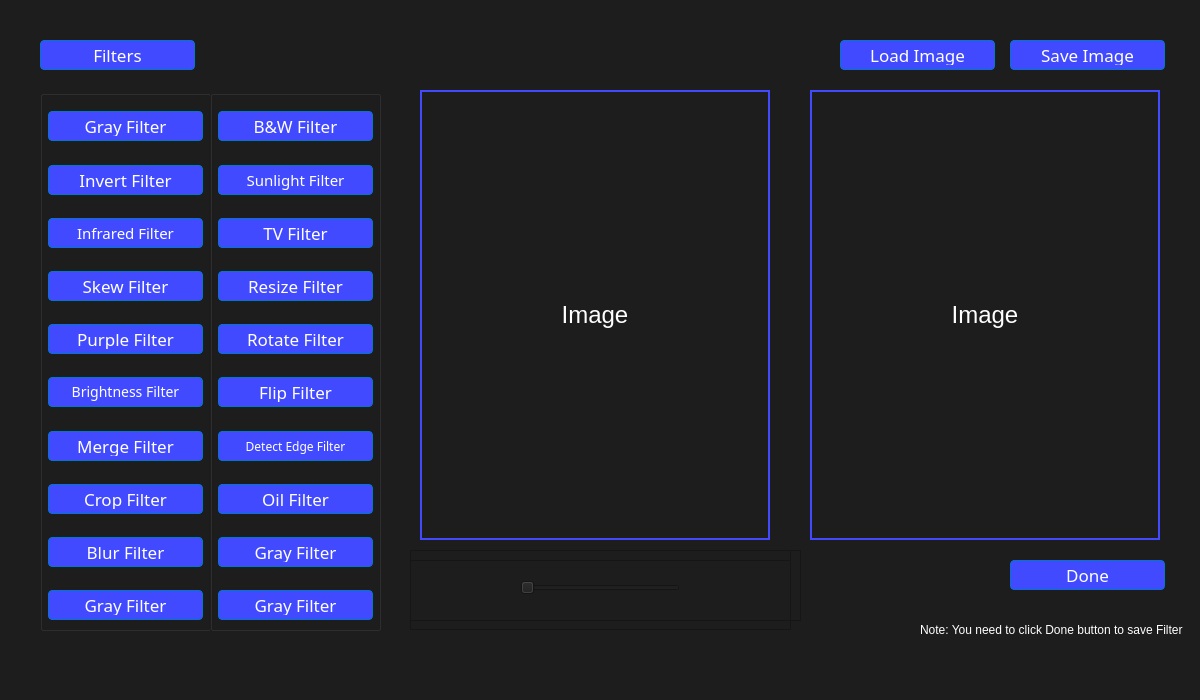
First picture: the form in mainwindow.ui, repository seifamr556/BabyPhotoshop, before the edit.
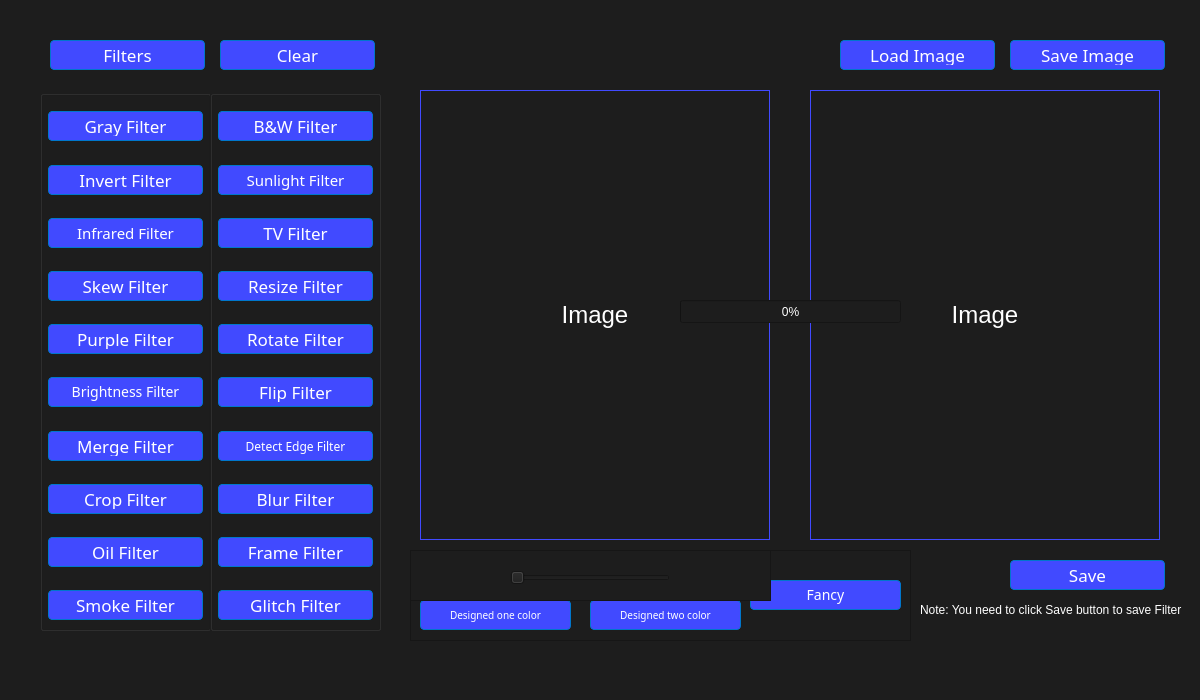
Second picture: the form after the edit. Icons and pictures are not drawn.

```diff
--- a/mainwindow.ui
+++ b/mainwindow.ui
@@ -462,7 +462,7 @@
       </widget>
      </item>
      <item>
-      <widget class="QPushButton" name="blursButton">
+      <widget class="QPushButton" name="oilButton">
        <property name="minimumSize">
         <size>
          <width>62</width>
@@ -506,12 +506,12 @@
 </string>
        </property>
        <property name="text">
-        <string>Blur Filter</string>
+        <string>Oil Filter</string>
        </property>
       </widget>
      </item>
      <item>
-      <widget class="QPushButton" name="pushButton_3">
+      <widget class="QPushButton" name="smokeButton">
        <property name="minimumSize">
         <size>
          <width>62</width>
@@ -555,7 +555,7 @@
 </string>
        </property>
        <property name="text">
-        <string>Gray Filter</string>
+        <string>Smoke Filter</string>
        </property>
       </widget>
      </item>
@@ -947,7 +947,7 @@
       </widget>
      </item>
      <item>
-      <widget class="QPushButton" name="oilButton">
+      <widget class="QPushButton" name="blurBtn">
        <property name="minimumSize">
         <size>
          <width>62</width>
@@ -991,12 +991,12 @@
 </string>
        </property>
        <property name="text">
-        <string>Oil Filter</string>
+        <string>Blur Filter</string>
        </property>
       </widget>
      </item>
      <item>
-      <widget class="QPushButton" name="pushButton_28">
+      <widget class="QPushButton" name="frameButton">
        <property name="minimumSize">
         <size>
          <width>62</width>
@@ -1040,12 +1040,12 @@
 </string>
        </property>
        <property name="text">
-        <string>Gray Filter</string>
+        <string>Frame Filter</string>
        </property>
       </widget>
      </item>
      <item>
-      <widget class="QPushButton" name="pushButton_29">
+      <widget class="QPushButton" name="glitchButton">
        <property name="minimumSize">
         <size>
          <width>62</width>
@@ -1089,7 +1089,7 @@
 </string>
        </property>
        <property name="text">
-        <string>Gray Filter</string>
+        <string>Glitch Filter</string>
        </property>
       </widget>
      </item>
@@ -1112,7 +1112,7 @@
     <property name="styleSheet">
      <string notr="true">border-style: solid;
 color: rgb(255, 255, 255);
-  border-width: 2px;
+  border-width: 0.5px;
   border-color: rgb(65, 74, 255);
 </string>
     </property>
@@ -1140,7 +1140,7 @@
     <property name="styleSheet">
      <string notr="true">border-style: solid;
 color: rgb(255, 255, 255);
-  border-width: 2px;
+  border-width: 0.5px;
   border-color: rgb(65, 74, 255);
 </string>
     </property>
@@ -1154,7 +1154,7 @@
    <widget class="QPushButton" name="FiltersButton">
     <property name="geometry">
      <rect>
-      <x>40</x>
+      <x>50</x>
       <y>40</y>
       <width>155</width>
       <height>30</height>
@@ -1368,7 +1368,7 @@
 </string>
     </property>
     <property name="text">
-     <string>Done</string>
+     <string>Save</string>
     </property>
    </widget>
    <widget class="QFrame" name="skewFrame">
@@ -1517,7 +1517,7 @@
     <property name="geometry">
      <rect>
       <x>920</x>
-      <y>620</y>
+      <y>600</y>
       <width>271</width>
       <height>20</height>
      </rect>
@@ -1526,7 +1526,7 @@
      <string notr="true">color: rgb(255, 255, 255);</string>
     </property>
     <property name="text">
-     <string>Note: You need to click Done button to save Filter</string>
+     <string>Note: You need to click Save button to save Filter</string>
     </property>
    </widget>
    <widget class="QFrame" name="ResizeFrame">
@@ -2293,6 +2293,550 @@
      </property>
     </widget>
    </widget>
+   <widget class="QProgressBar" name="progressBar">
+    <property name="geometry">
+     <rect>
+      <x>680</x>
+      <y>300</y>
+      <width>221</width>
+      <height>23</height>
+     </rect>
+    </property>
+    <property name="styleSheet">
+     <string notr="true">color: rgb(255, 255, 255);</string>
+    </property>
+    <property name="value">
+     <number>0</number>
+    </property>
+   </widget>
+   <widget class="QFrame" name="oilFrame">
+    <property name="geometry">
+     <rect>
+      <x>410</x>
+      <y>550</y>
+      <width>381</width>
+      <height>80</height>
+     </rect>
+    </property>
+    <property name="styleSheet">
+     <string notr="true">color: rgb(255, 255, 255);</string>
+    </property>
+    <property name="frameShape">
+     <enum>QFrame::StyledPanel</enum>
+    </property>
+    <property name="frameShadow">
+     <enum>QFrame::Raised</enum>
+    </property>
+    <widget class="QSlider" name="radiusOilSlider">
+     <property name="geometry">
+      <rect>
+       <x>100</x>
+       <y>10</y>
+       <width>160</width>
+       <height>16</height>
+      </rect>
+     </property>
+     <property name="maximum">
+      <number>5</number>
+     </property>
+     <property name="pageStep">
+      <number>1</number>
+     </property>
+     <property name="value">
+      <number>0</number>
+     </property>
+     <property name="orientation">
+      <enum>Qt::Horizontal</enum>
+     </property>
+    </widget>
+    <widget class="QSlider" name="intensitySlider">
+     <property name="geometry">
+      <rect>
+       <x>100</x>
+       <y>40</y>
+       <width>160</width>
+       <height>16</height>
+      </rect>
+     </property>
+     <property name="maximum">
+      <number>5</number>
+     </property>
+     <property name="singleStep">
+      <number>1</number>
+     </property>
+     <property name="pageStep">
+      <number>1</number>
+     </property>
+     <property name="value">
+      <number>0</number>
+     </property>
+     <property name="orientation">
+      <enum>Qt::Horizontal</enum>
+     </property>
+    </widget>
+    <widget class="QLabel" name="label_9">
+     <property name="geometry">
+      <rect>
+       <x>10</x>
+       <y>10</y>
+       <width>49</width>
+       <height>16</height>
+      </rect>
+     </property>
+     <property name="text">
+      <string>Radius: </string>
+     </property>
+    </widget>
+    <widget class="QLabel" name="label_10">
+     <property name="geometry">
+      <rect>
+       <x>10</x>
+       <y>40</y>
+       <width>91</width>
+       <height>16</height>
+      </rect>
+     </property>
+     <property name="text">
+      <string>intensity Levels:</string>
+     </property>
+    </widget>
+    <widget class="QPushButton" name="applyOilBtn">
+     <property name="geometry">
+      <rect>
+       <x>280</x>
+       <y>20</y>
+       <width>91</width>
+       <height>30</height>
+      </rect>
+     </property>
+     <property name="minimumSize">
+      <size>
+       <width>62</width>
+       <height>30</height>
+      </size>
+     </property>
+     <property name="font">
+      <font>
+       <family>Arial Black</family>
+       <pointsize>-1</pointsize>
+       <italic>false</italic>
+       <bold>false</bold>
+      </font>
+     </property>
+     <property name="cursor">
+      <cursorShape>PointingHandCursor</cursorShape>
+     </property>
+     <property name="styleSheet">
+      <string notr="true">
+  border: 1px solid #0077CC;
+  border-radius: 4px;
+background-color: rgb(65, 74, 255);
+  box-sizing: border-box;
+  color: #FFFFFF;
+  cursor: pointer;
+  direction: ltr;
+  display: block;
+  font-size: 14px;
+  font-weight: 400;
+  letter-spacing: -.022em;
+  line-height: 1.47059;
+  min-width: 30px;
+  overflow: visible;
+  padding: 4px 15px;
+  text-align: center;
+  vertical-align: baseline;
+  user-select: none;
+  -webkit-user-select: none;
+  touch-action: manipulation;
+  white-space: nowrap;
+</string>
+     </property>
+     <property name="text">
+      <string>Apply</string>
+     </property>
+    </widget>
+   </widget>
+   <widget class="QFrame" name="FrameFrame">
+    <property name="geometry">
+     <rect>
+      <x>410</x>
+      <y>550</y>
+      <width>501</width>
+      <height>91</height>
+     </rect>
+    </property>
+    <property name="frameShape">
+     <enum>QFrame::StyledPanel</enum>
+    </property>
+    <property name="frameShadow">
+     <enum>QFrame::Raised</enum>
+    </property>
+    <widget class="QPushButton" name="simpleOneFrameBtn">
+     <property name="geometry">
+      <rect>
+       <x>10</x>
+       <y>10</y>
+       <width>151</width>
+       <height>30</height>
+      </rect>
+     </property>
+     <property name="minimumSize">
+      <size>
+       <width>62</width>
+       <height>30</height>
+      </size>
+     </property>
+     <property name="font">
+      <font>
+       <family>Arial Black</family>
+       <pointsize>-1</pointsize>
+       <italic>false</italic>
+       <bold>false</bold>
+      </font>
+     </property>
+     <property name="cursor">
+      <cursorShape>PointingHandCursor</cursorShape>
+     </property>
+     <property name="styleSheet">
+      <string notr="true">
+  border: 1px solid #0077CC;
+  border-radius: 4px;
+background-color: rgb(65, 74, 255);
+  box-sizing: border-box;
+  color: #FFFFFF;
+  cursor: pointer;
+  direction: ltr;
+  display: block;
+  font-size: 12px;
+  font-weight: 400;
+  letter-spacing: -.022em;
+  line-height: 1.47059;
+  min-width: 30px;
+  overflow: visible;
+  padding: 4px 15px;
+  text-align: center;
+  vertical-align: baseline;
+  user-select: none;
+  -webkit-user-select: none;
+  touch-action: manipulation;
+  white-space: nowrap;
+</string>
+     </property>
+     <property name="text">
+      <string>Simple one color</string>
+     </property>
+    </widget>
+    <widget class="QPushButton" name="simpleTwoFrameBtn">
+     <property name="geometry">
+      <rect>
+       <x>180</x>
+       <y>10</y>
+       <width>151</width>
+       <height>30</height>
+      </rect>
+     </property>
+     <property name="minimumSize">
+      <size>
+       <width>62</width>
+       <height>30</height>
+      </size>
+     </property>
+     <property name="font">
+      <font>
+       <family>Arial Black</family>
+       <pointsize>-1</pointsize>
+       <italic>false</italic>
+       <bold>false</bold>
+      </font>
+     </property>
+     <property name="cursor">
+      <cursorShape>PointingHandCursor</cursorShape>
+     </property>
+     <property name="styleSheet">
+      <string notr="true">
+  border: 1px solid #0077CC;
+  border-radius: 4px;
+background-color: rgb(65, 74, 255);
+  box-sizing: border-box;
+  color: #FFFFFF;
+  cursor: pointer;
+  direction: ltr;
+  display: block;
+  font-size: 12px;
+  font-weight: 400;
+  letter-spacing: -.022em;
+  line-height: 1.47059;
+  min-width: 30px;
+  overflow: visible;
+  padding: 4px 15px;
+  text-align: center;
+  vertical-align: baseline;
+  user-select: none;
+  -webkit-user-select: none;
+  touch-action: manipulation;
+  white-space: nowrap;
+</string>
+     </property>
+     <property name="text">
+      <string>Simple two color</string>
+     </property>
+    </widget>
+    <widget class="QPushButton" name="designOneFrameBtn">
+     <property name="geometry">
+      <rect>
+       <x>10</x>
+       <y>50</y>
+       <width>151</width>
+       <height>30</height>
+      </rect>
+     </property>
+     <property name="minimumSize">
+      <size>
+       <width>62</width>
+       <height>30</height>
+      </size>
+     </property>
+     <property name="font">
+      <font>
+       <family>Arial Black</family>
+       <pointsize>-1</pointsize>
+       <italic>false</italic>
+       <bold>false</bold>
+      </font>
+     </property>
+     <property name="cursor">
+      <cursorShape>PointingHandCursor</cursorShape>
+     </property>
+     <property name="styleSheet">
+      <string notr="true">
+  border: 1px solid #0077CC;
+  border-radius: 4px;
+background-color: rgb(65, 74, 255);
+  box-sizing: border-box;
+  color: #FFFFFF;
+  cursor: pointer;
+  direction: ltr;
+  display: block;
+  font-size: 10px;
+  font-weight: 400;
+  letter-spacing: -.022em;
+  line-height: 1.47059;
+  min-width: 30px;
+  overflow: visible;
+  padding: 4px 15px;
+  text-align: center;
+  vertical-align: baseline;
+  user-select: none;
+  -webkit-user-select: none;
+  touch-action: manipulation;
+  white-space: nowrap;
+</string>
+     </property>
+     <property name="text">
+      <string>Designed one color</string>
+     </property>
+    </widget>
+    <widget class="QPushButton" name="designTwoFrameBtn">
+     <property name="geometry">
+      <rect>
+       <x>180</x>
+       <y>50</y>
+       <width>151</width>
+       <height>30</height>
+      </rect>
+     </property>
+     <property name="minimumSize">
+      <size>
+       <width>62</width>
+       <height>30</height>
+      </size>
+     </property>
+     <property name="font">
+      <font>
+       <family>Arial Black</family>
+       <pointsize>-1</pointsize>
+       <italic>false</italic>
+       <bold>false</bold>
+      </font>
+     </property>
+     <property name="cursor">
+      <cursorShape>PointingHandCursor</cursorShape>
+     </property>
+     <property name="styleSheet">
+      <string notr="true">
+  border: 1px solid #0077CC;
+  border-radius: 4px;
+background-color: rgb(65, 74, 255);
+  box-sizing: border-box;
+  color: #FFFFFF;
+  cursor: pointer;
+  direction: ltr;
+  display: block;
+  font-size: 10px;
+  font-weight: 400;
+  letter-spacing: -.022em;
+  line-height: 1.47059;
+  min-width: 30px;
+  overflow: visible;
+  padding: 4px 15px;
+  text-align: center;
+  vertical-align: baseline;
+  user-select: none;
+  -webkit-user-select: none;
+  touch-action: manipulation;
+  white-space: nowrap;
+</string>
+     </property>
+     <property name="text">
+      <string>Designed two color</string>
+     </property>
+    </widget>
+    <widget class="QPushButton" name="fancyFrameBtn">
+     <property name="geometry">
+      <rect>
+       <x>340</x>
+       <y>30</y>
+       <width>151</width>
+       <height>30</height>
+      </rect>
+     </property>
+     <property name="minimumSize">
+      <size>
+       <width>62</width>
+       <height>30</height>
+      </size>
+     </property>
+     <property name="font">
+      <font>
+       <family>Arial Black</family>
+       <pointsize>-1</pointsize>
+       <italic>false</italic>
+       <bold>false</bold>
+      </font>
+     </property>
+     <property name="cursor">
+      <cursorShape>PointingHandCursor</cursorShape>
+     </property>
+     <property name="styleSheet">
+      <string notr="true">
+  border: 1px solid #0077CC;
+  border-radius: 4px;
+background-color: rgb(65, 74, 255);
+  box-sizing: border-box;
+  color: #FFFFFF;
+  cursor: pointer;
+  direction: ltr;
+  display: block;
+  font-size: 14px;
+  font-weight: 400;
+  letter-spacing: -.022em;
+  line-height: 1.47059;
+  min-width: 30px;
+  overflow: visible;
+  padding: 4px 15px;
+  text-align: center;
+  vertical-align: baseline;
+  user-select: none;
+  -webkit-user-select: none;
+  touch-action: manipulation;
+  white-space: nowrap;
+</string>
+     </property>
+     <property name="text">
+      <string>Fancy</string>
+     </property>
+    </widget>
+   </widget>
+   <widget class="QPushButton" name="clearButton">
+    <property name="geometry">
+     <rect>
+      <x>220</x>
+      <y>40</y>
+      <width>155</width>
+      <height>30</height>
+     </rect>
+    </property>
+    <property name="minimumSize">
+     <size>
+      <width>62</width>
+      <height>30</height>
+     </size>
+    </property>
+    <property name="font">
+     <font>
+      <family>Arial Black</family>
+      <pointsize>-1</pointsize>
+      <italic>false</italic>
+      <bold>false</bold>
+     </font>
+    </property>
+    <property name="cursor">
+     <cursorShape>PointingHandCursor</cursorShape>
+    </property>
+    <property name="styleSheet">
+     <string notr="true">
+  border: 1px solid #0077CC;
+  border-radius: 4px;
+background-color: rgb(65, 74, 255);
+  box-sizing: border-box;
+  color: #FFFFFF;
+  cursor: pointer;
+  direction: ltr;
+  display: block;
+  font-size: 17px;
+  font-weight: 400;
+  letter-spacing: -.022em;
+  line-height: 1.47059;
+  min-width: 30px;
+  overflow: visible;
+  padding: 4px 15px;
+  text-align: center;
+  vertical-align: baseline;
+  user-select: none;
+  -webkit-user-select: none;
+  touch-action: manipulation;
+  white-space: nowrap;
+</string>
+    </property>
+    <property name="text">
+     <string>Clear</string>
+    </property>
+   </widget>
+   <widget class="QFrame" name="smokeFrame">
+    <property name="geometry">
+     <rect>
+      <x>410</x>
+      <y>550</y>
+      <width>361</width>
+      <height>51</height>
+     </rect>
+    </property>
+    <property name="frameShape">
+     <enum>QFrame::StyledPanel</enum>
+    </property>
+    <property name="frameShadow">
+     <enum>QFrame::Raised</enum>
+    </property>
+    <widget class="QSlider" name="smokeSlider">
+     <property name="geometry">
+      <rect>
+       <x>100</x>
+       <y>20</y>
+       <width>160</width>
+       <height>16</height>
+      </rect>
+     </property>
+     <property name="maximum">
+      <number>10</number>
+     </property>
+     <property name="pageStep">
+      <number>1</number>
+     </property>
+     <property name="orientation">
+      <enum>Qt::Horizontal</enum>
+     </property>
+    </widget>
+   </widget>
    <zorder>cropFrame</zorder>
    <zorder>FiltersGroup_2</zorder>
    <zorder>FiltersGroup_1</zorder>
@@ -2310,6 +2854,11 @@
    <zorder>flipFrame</zorder>
    <zorder>mergeFrame</zorder>
    <zorder>BlurFrame</zorder>
+   <zorder>progressBar</zorder>
+   <zorder>oilFrame</zorder>
+   <zorder>FrameFrame</zorder>
+   <zorder>clearButton</zorder>
+   <zorder>smokeFrame</zorder>
   </widget>
   <widget class="QMenuBar" name="menubar">
    <property name="geometry">
```
